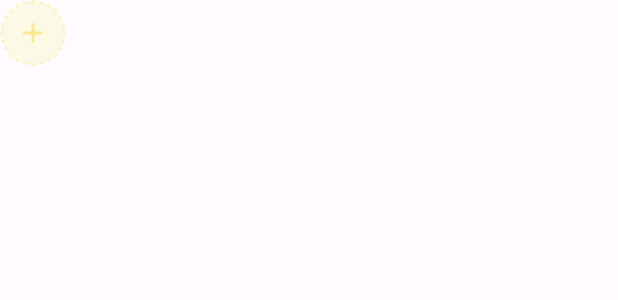
After one commit to E87EHUU/MyPet, an Android app: the layout recycler_view_pet_list_add_item.xml on its own in the app's theme, with its tools: preview values and no code run, on a phone screen of 412 x 824 dp. The commit adds this screen. Shown: the top 300 px of the screen. Run offline under Robolectric (Android 15) with nearby library versions, the phone set to English and light mode, and no system bars.

Commit message:
Добавил список питомцев

```diff
--- a/app/build.gradle.kts
+++ b/app/build.gradle.kts
@@ -62,6 +62,8 @@ dependencies {
 
     val retrofit2Version: String by System.getProperties()
 
+    val glideVersion: String by System.getProperties()
+
     implementation("com.google.dagger:hilt-android:$hiltVersion")
     kapt("com.google.dagger:hilt-android-compiler:$hiltVersion")
 
@@ -79,5 +81,8 @@ dependencies {
     implementation("com.squareup.retrofit2:retrofit:$retrofit2Version")
     implementation("com.squareup.retrofit2:converter-simplexml:$retrofit2Version")
 
+    implementation("com.github.bumptech.glide:glide:$glideVersion")
+    kapt("com.github.bumptech.glide:compiler:$glideVersion")
+
     implementation("com.github.kirich1409:viewbindingpropertydelegate-noreflection:$viewBindingDelegateVersion")
 }
--- a/app/src/main/java/com/example/mypet/domain/PetDetailRepository.kt
+++ b/app/src/main/java/com/example/mypet/domain/PetDetailRepository.kt
@@ -5,4 +5,6 @@ import com.example.mypet.domain.pet.detail.PetModel
 
 interface PetDetailRepository {
     fun observePetDetail(): Flow<PetModel?>
+
+    fun observePetListDetail(): Flow<List<PetModel?>>
 }
--- /dev/null
+++ b/app/src/main/java/com/example/mypet/ui/pet/detail/list/OnAddPetClickListener.kt
@@ -0,0 +1,5 @@
+package com.example.mypet.ui.pet.detail.list
+
+interface OnAddPetClickListener {
+    fun onAddPetClick()
+}
--- /dev/null
+++ b/app/src/main/java/com/example/mypet/utils/EquilateralImageView.kt
@@ -0,0 +1,19 @@
+package com.example.mypet.utils
+
+import android.content.Context
+import android.util.AttributeSet
+import androidx.appcompat.widget.AppCompatImageView
+
+class EquilateralImageView : AppCompatImageView {
+
+    constructor(context: Context) : super(context)
+
+    constructor(context: Context, attrs: AttributeSet) : super(context, attrs)
+
+    constructor(context: Context, attrs: AttributeSet, defStyleAttr: Int) :
+            super(context, attrs, defStyleAttr)
+
+    override fun onMeasure(widthMeasureSpec: Int, heightMeasureSpec: Int) {
+        super.onMeasure(widthMeasureSpec, widthMeasureSpec)
+    }
+}
--- /dev/null
+++ b/app/src/main/res/layout/recycler_view_pet_list_add_item.xml
@@ -0,0 +1,16 @@
+<?xml version="1.0" encoding="utf-8"?>
+<androidx.cardview.widget.CardView xmlns:android="http://schemas.android.com/apk/res/android"
+    xmlns:app="http://schemas.android.com/apk/res-auto"
+    android:layout_width="wrap_content"
+    android:layout_height="wrap_content"
+    android:layout_marginEnd="@dimen/pet_list_item_card_view_margin_end"
+    app:cardCornerRadius="@dimen/pet_list_item_card_view_corner_radius"
+    app:cardElevation="@dimen/pet_list_item_card_view_elevation">
+
+    <com.example.mypet.utils.EquilateralImageView
+        android:id="@+id/equilateralImageViewPetAdd"
+        android:layout_width="@dimen/pet_list_item_image_view_width"
+        android:layout_height="wrap_content"
+        app:srcCompat="@drawable/add_pet_icon" />
+
+</androidx.cardview.widget.CardView>
--- a/app/src/main/res/values/dimens.xml
+++ b/app/src/main/res/values/dimens.xml
@@ -10,4 +10,9 @@
     <dimen name="pet_detail_avatar_stroke_width">1dp</dimen>
     <dimen name="pet_detail_avatar_size">100dp</dimen>
 
+    <dimen name="pet_list_item_image_view_width">44dp</dimen>
+    <dimen name="pet_list_item_card_view_corner_radius">53dp</dimen>
+    <dimen name="pet_list_item_card_view_elevation">0dp</dimen>
+    <dimen name="pet_list_item_card_view_margin_end">4dp</dimen>
+
 </resources>
--- a/gradle.properties
+++ b/gradle.properties
@@ -45,3 +45,5 @@ systemProp.viewBindingDelegateVersion = 1.5.9
 systemProp.compileSdkVersion = 34
 systemProp.minSdkVersion = 26
 systemProp.targetSdkVersion = 34
+
+systemProp.glideVersion = 4.12.0
```
Also changed, not shown: app/src/main/java/com/example/mypet/data/PetDetailRepositoryImpl.kt (+10 -1 lines), app/src/main/java/com/example/mypet/data/local/room/dao/LocalPetDetailDao.kt (+14 -1 lines), app/src/main/java/com/example/mypet/ui/pet/detail/PetDetailFragment.kt (+34 -6 lines), app/src/main/java/com/example/mypet/ui/pet/detail/PetDetailViewModel.kt (+16 -3 lines), app/src/main/java/com/example/mypet/ui/pet/detail/list/OnPetClickListener.kt (added, +7 -0 lines), app/src/main/java/com/example/mypet/ui/pet/detail/list/PetListAdapter.kt (added, +92 -0 lines), app/src/main/res/layout/fragment_pet_detail.xml (+17 -6 lines), app/src/main/res/layout/recycler_view_pet_list_item.xml (added, +17 -0 lines), app/src/main/res/drawable/add_pet_icon.png (added), app/src/main/res/drawable/cat_icon.png (added).
